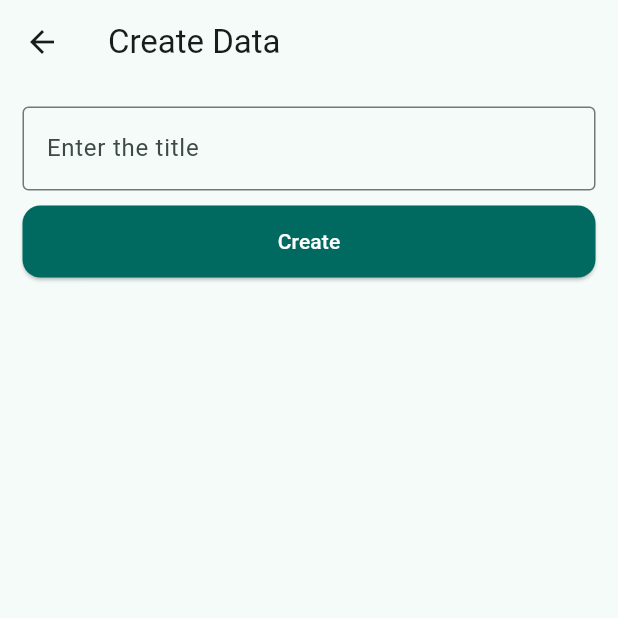
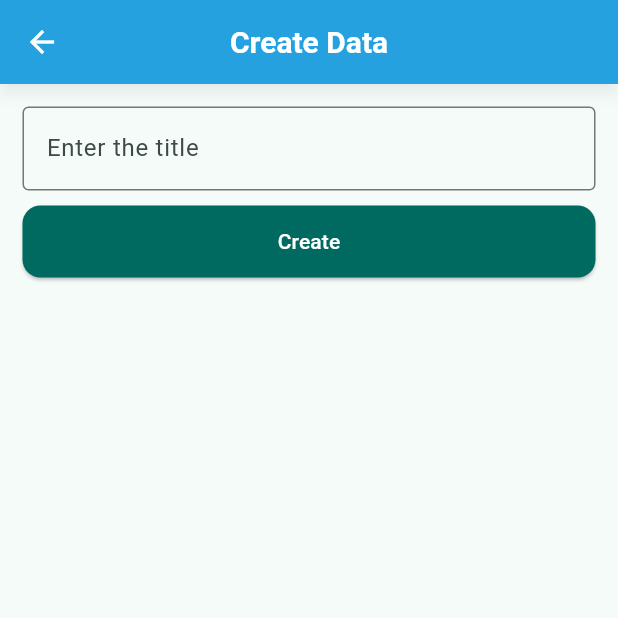
Before and after one commit to yosefebrahimi7/flutter_supabase, a Flutter app: the screen it shows once a user with an empty profile is signed in, after a tap on the "add" icon, on a phone screen of 412 x 824 dp, the top half of it. Run offline on Flutter 3.47's test engine with Material 3 defaults, Android fonts, the phone set to English and light mode, and no system bars; our stand-ins replace flutter_dotenv, supabase_flutter; accounts and stored records are empty; network calls fail.

Commit message:
fixed appBarTheme

```diff
--- a/lib/main.dart
+++ b/lib/main.dart
@@ -1,20 +1,22 @@
 import 'package:flutter/material.dart';
+import 'package:flutter/services.dart';
 import "package:flutter_dotenv/flutter_dotenv.dart";
 import 'package:flutter_supabase/pages/home_page.dart';
 import 'package:flutter_supabase/pages/start_page.dart';
 import "package:supabase_flutter/supabase_flutter.dart";
 
-void main() async{
+void main() async {
   WidgetsFlutterBinding.ensureInitialized();
   // Load env
   await dotenv.load();
   // Initialize Supabase
   String supabaseUrl = dotenv.env['SUPABASE_URL'] ?? '';
-  String supabaseKey = dotenv.env['SUPABASE_ANON_KEY'] ?? dotenv.env['SUPABASE_KEY'] ?? '';
+  String supabaseKey =
+      dotenv.env['SUPABASE_ANON_KEY'] ?? dotenv.env['SUPABASE_KEY'] ?? '';
   if (supabaseUrl.isEmpty || supabaseKey.isEmpty) {
     debugPrint('Missing SUPABASE_URL or SUPABASE_ANON_KEY in .env');
   }
-  await Supabase.initialize(url: supabaseUrl,anonKey: supabaseKey);
+  await Supabase.initialize(url: supabaseUrl, anonKey: supabaseKey);
   runApp(const MyApp());
 }
 
@@ -36,6 +38,27 @@ class MyApp extends StatelessWidget {
         theme: ThemeData(
           useMaterial3: true,
           colorScheme: colorSchemeLight,
+          appBarTheme: AppBarTheme(
+            centerTitle: true,
+            backgroundColor: const Color(0xFF24A1DE),
+            foregroundColor: Colors.white,
+            elevation: 4,
+            shadowColor: Colors.black26,
+            surfaceTintColor: Colors.transparent,
+            titleTextStyle: TextStyle(
+              color: Colors.white,
+              fontSize: 20,
+              fontWeight: FontWeight.w600,
+            ),
+            iconTheme: const IconThemeData(color: Colors.white),
+            actionsIconTheme: const IconThemeData(color: Colors.white),
+            systemOverlayStyle: SystemUiOverlayStyle(
+              statusBarColor: Colors.transparent,
+              statusBarIconBrightness: Brightness.dark,
+              statusBarBrightness: Brightness.light,
+            ),
+            // No rounded shape for header
+          ),
           inputDecorationTheme: const InputDecorationTheme(
             border: OutlineInputBorder(),
           ),
@@ -44,7 +67,8 @@ class MyApp extends StatelessWidget {
               backgroundColor: colorSchemeLight.primary,
               foregroundColor: colorSchemeLight.onPrimary,
               minimumSize: const Size.fromHeight(48),
-            shape: RoundedRectangleBorder(borderRadius: BorderRadius.circular(12)),
+              shape: RoundedRectangleBorder(
+                  borderRadius: BorderRadius.circular(12)),
             ),
           ),
           outlinedButtonTheme: OutlinedButtonThemeData(
@@ -52,13 +76,35 @@ class MyApp extends StatelessWidget {
               foregroundColor: colorSchemeLight.primary,
               side: BorderSide(color: colorSchemeLight.primary, width: 1.5),
               minimumSize: const Size.fromHeight(48),
-            shape: RoundedRectangleBorder(borderRadius: BorderRadius.circular(12)),
+              shape: RoundedRectangleBorder(
+                  borderRadius: BorderRadius.circular(12)),
             ),
           ),
         ),
         darkTheme: ThemeData(
           useMaterial3: true,
           colorScheme: colorSchemeDark,
+          appBarTheme: AppBarTheme(
+            centerTitle: true,
+            backgroundColor: const Color(0xFF24A1DE),
+            foregroundColor: Colors.white,
+            elevation: 4,
+            shadowColor: Colors.black54,
+            surfaceTintColor: Colors.transparent,
+            titleTextStyle: TextStyle(
+              color: Colors.white,
+              fontSize: 20,
+              fontWeight: FontWeight.w600,
+            ),
+            iconTheme: const IconThemeData(color: Colors.white),
+            actionsIconTheme: const IconThemeData(color: Colors.white),
+            systemOverlayStyle: SystemUiOverlayStyle(
+              statusBarColor: Colors.transparent,
+              statusBarIconBrightness: Brightness.light,
+              statusBarBrightness: Brightness.dark,
+            ),
+            // No rounded shape for header
+          ),
           inputDecorationTheme: const InputDecorationTheme(
             border: OutlineInputBorder(),
           ),
@@ -67,7 +113,8 @@ class MyApp extends StatelessWidget {
               backgroundColor: colorSchemeDark.primary,
               foregroundColor: colorSchemeDark.onPrimary,
               minimumSize: const Size.fromHeight(48),
-            shape: RoundedRectangleBorder(borderRadius: BorderRadius.circular(12)),
+              shape: RoundedRectangleBorder(
+                  borderRadius: BorderRadius.circular(12)),
             ),
           ),
           outlinedButtonTheme: OutlinedButtonThemeData(
@@ -75,16 +122,15 @@ class MyApp extends StatelessWidget {
               foregroundColor: colorSchemeDark.primary,
               side: BorderSide(color: colorSchemeDark.primary, width: 1.5),
               minimumSize: const Size.fromHeight(48),
-            shape: RoundedRectangleBorder(borderRadius: BorderRadius.circular(12)),
+              shape: RoundedRectangleBorder(
+                  borderRadius: BorderRadius.circular(12)),
             ),
           ),
         ),
         themeMode: ThemeMode.system,
-      home: const AuthPage()
-    );
+        home: const AuthPage());
   }
 }
-
 
 class AuthPage extends StatefulWidget {
   const AuthPage({super.key});
@@ -101,16 +147,15 @@ class _AuthPageState extends State<AuthPage> {
   void initState() {
     _getAuth();
     super.initState();
-
   }
 
   // To get current user : supabase.auth.currentUser
 
-  Future<void> _getAuth()async{
+  Future<void> _getAuth() async {
     setState(() {
       _user = supabase.auth.currentUser;
     });
-      supabase.auth.onAuthStateChange.listen((event){
+    supabase.auth.onAuthStateChange.listen((event) {
       setState(() {
         _user = event.session?.user;
       });
```
Lines whose indentation alone changed are shown as unchanged.
